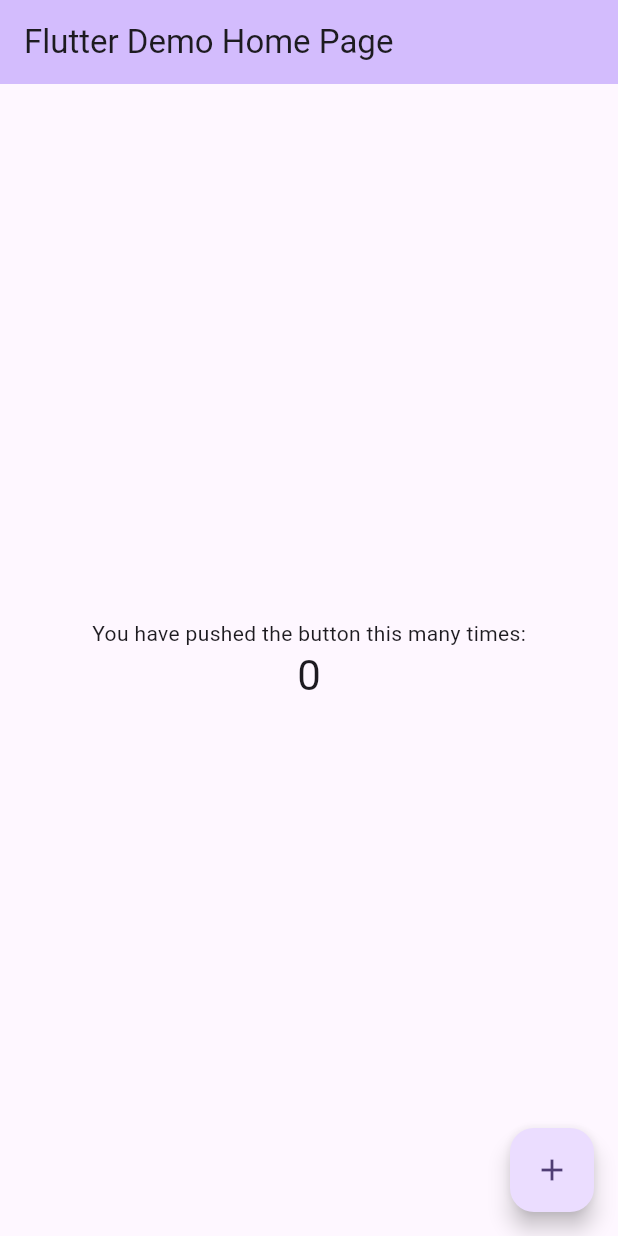
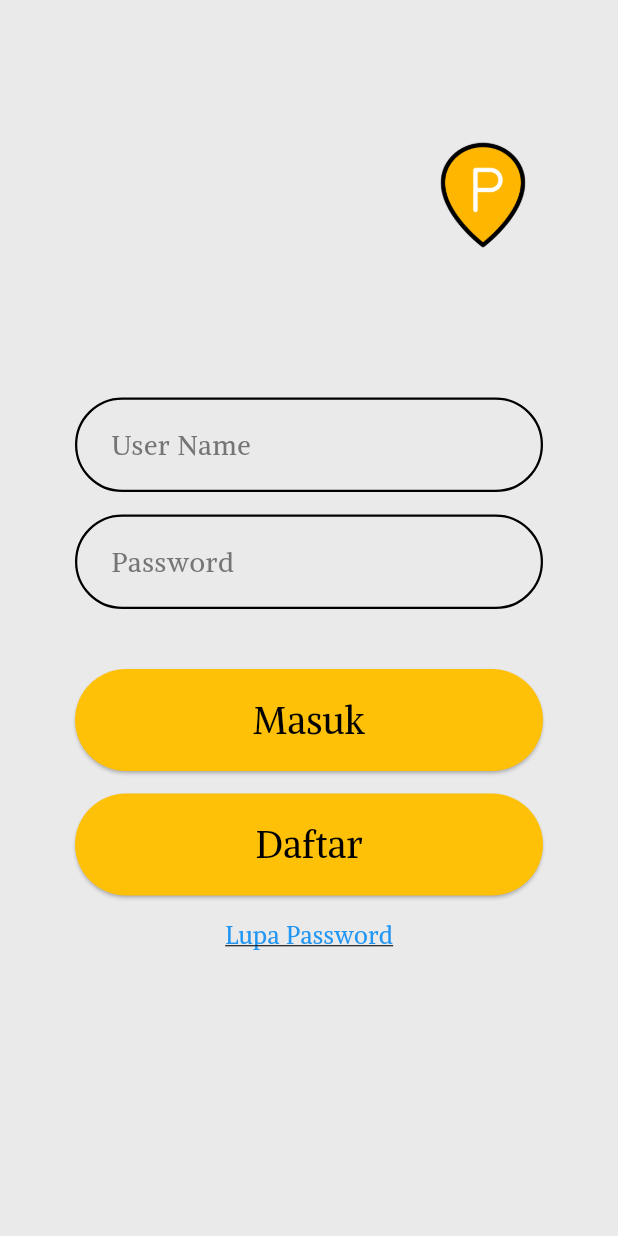
Before and after one commit to dwirahma026/PBL-IF40, a Flutter app: the screen it shows after launch, on a phone screen of 412 x 824 dp. Run offline on Flutter 3.47's test engine with Material 3 defaults, Android fonts, the phone set to English and light mode, and no system bars; our stand-ins replace get, hexcolor.

Commit message:
First commit - initial Flutter project

```diff
--- a/lib/main.dart
+++ b/lib/main.dart
@@ -1,122 +1,19 @@
 import 'package:flutter/material.dart';
+import 'package:get/get_navigation/src/root/get_material_app.dart';
+import 'package:parkir/view/splash.view.dart';
 
 void main() {
-  runApp(const MyApp());
+  runApp(const App());
 }
 
-class MyApp extends StatelessWidget {
-  const MyApp({super.key});
+class App extends StatelessWidget {
+  const App({Key? key}) : super(key: key);
 
-  // This widget is the root of your application.
   @override
   Widget build(BuildContext context) {
-    return MaterialApp(
-      title: 'Flutter Demo',
-      theme: ThemeData(
-        // This is the theme of your application.
-        //
-        // TRY THIS: Try running your application with "flutter run". You'll see
-        // the application has a purple toolbar. Then, without quitting the app,
-        // try changing the seedColor in the colorScheme below to Colors.green
-        // and then invoke "hot reload" (save your changes or press the "hot
-        // reload" button in a Flutter-supported IDE, or press "r" if you used
-        // the command line to start the app).
-        //
-        // Notice that the counter didn't reset back to zero; the application
-        // state is not lost during the reload. To reset the state, use hot
-        // restart instead.
-        //
-        // This works for code too, not just values: Most code changes can be
-        // tested with just a hot reload.
-        colorScheme: ColorScheme.fromSeed(seedColor: Colors.deepPurple),
-      ),
-      home: const MyHomePage(title: 'Flutter Demo Home Page'),
+    return const GetMaterialApp(
+      debugShowCheckedModeBanner: false,
+      home: SplashView(),
     );
   }
 }
-
-class MyHomePage extends StatefulWidget {
-  const MyHomePage({super.key, required this.title});
-
-  // This widget is the home page of your application. It is stateful, meaning
-  // that it has a State object (defined below) that contains fields that affect
-  // how it looks.
-
-  // This class is the configuration for the state. It holds the values (in this
-  // case the title) provided by the parent (in this case the App widget) and
-  // used by the build method of the State. Fields in a Widget subclass are
-  // always marked "final".
-
-  final String title;
-
-  @override
-  State<MyHomePage> createState() => _MyHomePageState();
-}
-
-class _MyHomePageState extends State<MyHomePage> {
-  int _counter = 0;
-
-  void _incrementCounter() {
-    setState(() {
-      // This call to setState tells the Flutter framework that something has
-      // changed in this State, which causes it to rerun the build method below
-      // so that the display can reflect the updated values. If we changed
-      // _counter without calling setState(), then the build method would not be
-      // called again, and so nothing would appear to happen.
-      _counter++;
-    });
-  }
-
-  @override
-  Widget build(BuildContext context) {
-    // This method is rerun every time setState is called, for instance as done
-    // by the _incrementCounter method above.
-    //
-    // The Flutter framework has been optimized to make rerunning build methods
-    // fast, so that you can just rebuild anything that needs updating rather
-    // than having to individually change instances of widgets.
-    return Scaffold(
-      appBar: AppBar(
-        // TRY THIS: Try changing the color here to a specific color (to
-        // Colors.amber, perhaps?) and trigger a hot reload to see the AppBar
-        // change color while the other colors stay the same.
-        backgroundColor: Theme.of(context).colorScheme.inversePrimary,
-        // Here we take the value from the MyHomePage object that was created by
-        // the App.build method, and use it to set our appbar title.
-        title: Text(widget.title),
-      ),
-      body: Center(
-        // Center is a layout widget. It takes a single child and positions it
-        // in the middle of the parent.
-        child: Column(
-          // Column is also a layout widget. It takes a list of children and
-          // arranges them vertically. By default, it sizes itself to fit its
-          // children horizontally, and tries to be as tall as its parent.
-          //
-          // Column has various properties to control how it sizes itself and
-          // how it positions its children. Here we use mainAxisAlignment to
-          // center the children vertically; the main axis here is the vertical
-          // axis because Columns are vertical (the cross axis would be
-          // horizontal).
-          //
-          // TRY THIS: Invoke "debug painting" (choose the "Toggle Debug Paint"
-          // action in the IDE, or press "p" in the console), to see the
-          // wireframe for each widget.
-          mainAxisAlignment: MainAxisAlignment.center,
-          children: <Widget>[
-            const Text('You have pushed the button this many times:'),
-            Text(
-              '$_counter',
-              style: Theme.of(context).textTheme.headlineMedium,
-            ),
-          ],
-        ),
-      ),
-      floatingActionButton: FloatingActionButton(
-        onPressed: _incrementCounter,
-        tooltip: 'Increment',
-        child: const Icon(Icons.add),
-      ), // This trailing comma makes auto-formatting nicer for build methods.
-    );
-  }
-}
--- /dev/null
+++ b/lib/utils/global.colors.dart
@@ -0,0 +1,6 @@
+import 'package:hexcolor/hexcolor.dart';
+
+class GlobalColors {
+  static HexColor mainColor = HexColor('#EAEAEA');
+  static HexColor textColor = HexColor('#00000');
+}
--- /dev/null
+++ b/lib/view/masuk.view.dart
@@ -0,0 +1,201 @@
+import 'package:flutter/material.dart';
+import 'package:parkir/utils/global.colors.dart';
+import 'package:parkir/view/daftar.view.dart';
+import 'package:parkir/view/homescreen.view.dart';
+
+class LoginView extends StatelessWidget {
+  const LoginView({Key? key}) : super(key: key);
+
+  @override
+  Widget build(BuildContext context) {
+    final TextEditingController usernameController = TextEditingController();
+    final TextEditingController passwordController = TextEditingController();
+
+    return Scaffold(
+      backgroundColor: GlobalColors.mainColor,
+      body: SingleChildScrollView(
+        child: SafeArea(
+          child: Container(
+            width: double.infinity,
+            padding: const EdgeInsets.all(50.0),
+            child: Column(
+              crossAxisAlignment: CrossAxisAlignment.start,
+              children: [
+                const SizedBox(height: 40),
+                Row(
+                  crossAxisAlignment: CrossAxisAlignment.start,
+                  children: [
+                    Expanded(
+                      child: Column(
+                        crossAxisAlignment: CrossAxisAlignment.start,
+                        children: [
+                          Text(
+                            'Selamat Datang',
+                            style: TextStyle(
+                              color: GlobalColors.textColor,
+                              fontSize: 30,
+                              fontWeight: FontWeight.bold,
+                              fontFamily: 'Alike',
+                            ),
+                          ),
+                          Text(
+                            'Di Parkiryuk!!!',
+                            style: TextStyle(
+                              color: GlobalColors.textColor,
+                              fontSize: 33,
+                              fontWeight: FontWeight.bold,
+                              fontFamily: 'Alike',
+                            ),
+                          ),
+                          const SizedBox(height: 15),
+                          Text(
+                            'Masukkan Username dan Password yang sudah kamu Daftarkan ya!!',
+                            style: TextStyle(
+                              color: GlobalColors.textColor,
+                              fontSize: 14,
+                              fontFamily: 'Alike',
+                            ),
+                          ),
+                        ],
+                      ),
+                    ),
+                    Image.asset(
+                      'assets/images/logo parkiryukk.png',
+                      width: 80,
+                      height: 80,
+                      fit: BoxFit.cover,
+                    ),
+                  ],
+                ),
+                const SizedBox(height: 30),
+
+                buildInputField("User Name", usernameController),
+                const SizedBox(height: 15),
+                buildInputField(
+                  "Password",
+                  passwordController,
+                  isPassword: true,
+                ),
+                const SizedBox(height: 40),
+
+                SizedBox(
+                  width: double.infinity,
+                  child: ElevatedButton(
+                    onPressed: () {
+                      Navigator.push(
+                        context,
+                        MaterialPageRoute(
+                          builder: (context) => const HomeScreen(),
+                        ),
+                      );
+                      //print("Username: ${usernameController.text}");
+                      //print("Password: ${passwordController.text}");
+                    },
+                    style: ElevatedButton.styleFrom(
+                      backgroundColor: Colors.amber,
+                      shape: RoundedRectangleBorder(
+                        borderRadius: BorderRadius.circular(50),
+                      ),
+                      padding: const EdgeInsets.symmetric(vertical: 16),
+                    ),
+                    child: const Text(
+                      "Masuk",
+                      style: TextStyle(
+                        fontSize: 25,
+                        color: Colors.black,
+                        fontFamily: 'Alike',
+                      ),
+                    ),
+                  ),
+                ),
+
+                const SizedBox(height: 15),
+
+                SizedBox(
+                  width: double.infinity,
+                  child: ElevatedButton(
+                    onPressed: () {
+                      Navigator.push(
+                        context,
+                        MaterialPageRoute(
+                          builder: (context) => const RegisterView(),
+                        ),
+                      );
+                    },
+                    style: ElevatedButton.styleFrom(
+                      backgroundColor: Colors.amber,
+                      shape: RoundedRectangleBorder(
+                        borderRadius: BorderRadius.circular(50),
+                      ),
+                      padding: const EdgeInsets.symmetric(vertical: 16),
+                    ),
+                    child: const Text(
+                      "Daftar",
+                      style: TextStyle(
+                        fontSize: 25,
+                        color: Colors.black,
+                        fontFamily: 'Alike',
+                      ),
+                    ),
+                  ),
+                ),
+
+                const SizedBox(height: 15),
+
+                Center(
+                  child: GestureDetector(
+                    onTap: () {
+                      // halaman lupa password
+                    },
+                    child: const Text(
+                      "Lupa Password",
+                      style: TextStyle(
+                        color: Colors.blue,
+                        fontSize: 16,
+                        fontFamily: 'Alike',
+                        decoration: TextDecoration.underline,
+                      ),
+                    ),
+                  ),
+                ),
+              ],
+            ),
+          ),
+        ),
+      ),
+    );
+  }
+
+  Widget buildInputField(
+    String label,
+    TextEditingController controller, {
+    bool isPassword = false,
+  }) {
+    return TextField(
+      controller: controller,
+      obscureText: isPassword,
+      decoration: InputDecoration(
+        hintText: label,
+        hintStyle: const TextStyle(
+          fontFamily: 'Alike',
+          fontSize: 18,
+          color: Color.fromARGB(255, 117, 117, 117),
+        ),
+        filled: true,
+        fillColor: GlobalColors.mainColor,
+        contentPadding: const EdgeInsets.symmetric(
+          horizontal: 20,
+          vertical: 18,
+        ),
+        enabledBorder: OutlineInputBorder(
+          borderRadius: BorderRadius.circular(50),
+          borderSide: const BorderSide(color: Colors.black, width: 1.5),
+        ),
+        focusedBorder: OutlineInputBorder(
+          borderRadius: BorderRadius.circular(50),
+          borderSide: const BorderSide(color: Colors.black, width: 2),
+        ),
+      ),
+    );
+  }
+}
```
Also changed, not shown: lib/view/daftar.view.dart (added, +147 -0 lines), lib/view/homescreen.view.dart (added, +159 -0 lines), lib/view/splash.view.dart (added, +33 -0 lines), pubspec.yaml (+8 -0 lines), assets/fonts/Alike-Regular.ttf (added), assets/images/logo parkiryukk.png (added), pubspec.lock, 1 other file.
